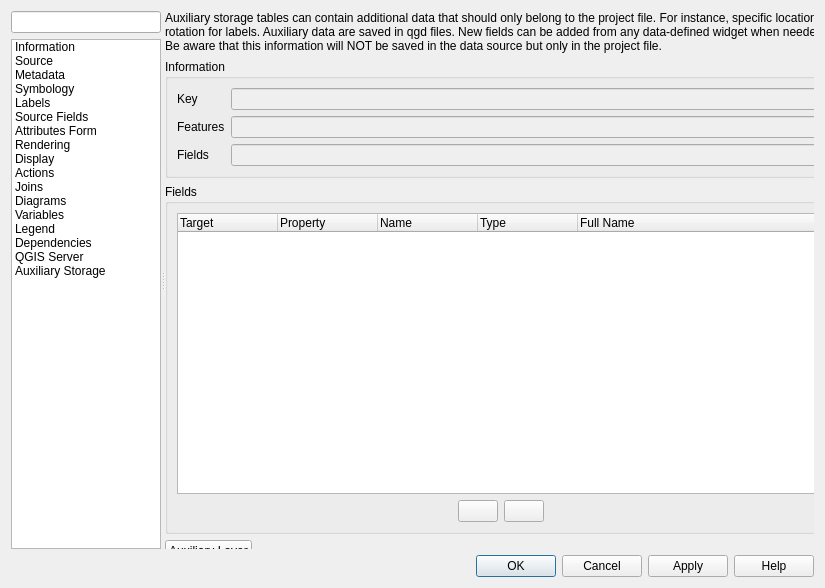
qgis/QGIS, file src/ui/qgsvectorlayerpropertiesbase.ui: the form before one commit.
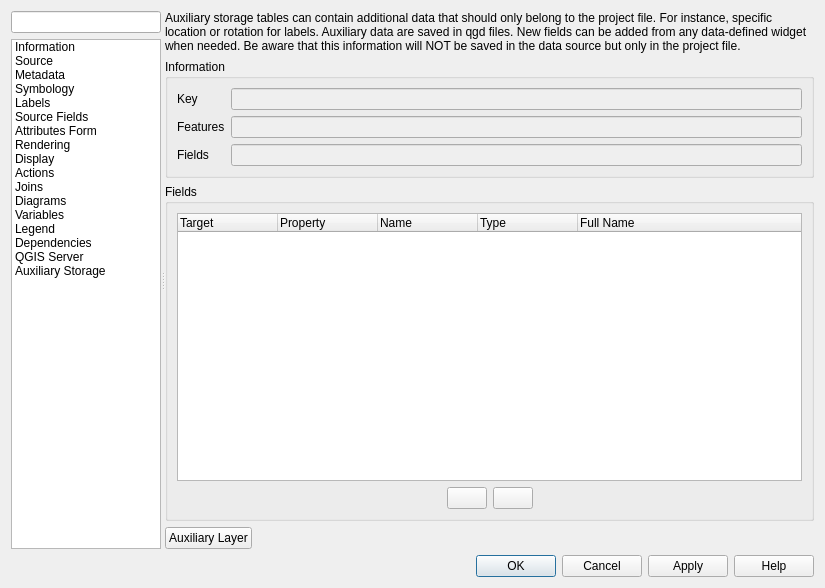
The form after the commit. The open tabs and pages were chosen to show the change. Icons and pictures are not drawn. Custom widgets are drawn as their Qt base class.

Commit message:
Fix issues in vector layers properties dialog
- remove frames from new pages
- fix cramped widgets on hidpi screens
- fix broken aux storage layout
- standardise margins across pages

Diff of the .ui file:
```diff
--- a/src/ui/qgsvectorlayerpropertiesbase.ui
+++ b/src/ui/qgsvectorlayerpropertiesbase.ui
@@ -1985,16 +1985,34 @@
           </layout>
          </widget>
          <widget class="QWidget" name="mOptsPage_AuxiliaryStorage">
+          <layout class="QVBoxLayout" name="verticalLayout_15">
+           <property name="leftMargin">
+            <number>0</number>
+           </property>
+           <property name="topMargin">
+            <number>0</number>
+           </property>
+           <property name="rightMargin">
+            <number>0</number>
+           </property>
+           <property name="bottomMargin">
+            <number>0</number>
+           </property>
+           <item>
           <widget class="QWidget" name="mAuxiliaryStorageScrollArea" native="true">
-           <property name="geometry">
-            <rect>
-             <x>0</x>
-             <y>0</y>
-             <width>671</width>
-             <height>551</height>
-            </rect>
-           </property>
            <layout class="QGridLayout" name="gridLayout_2000">
+              <property name="leftMargin">
+               <number>0</number>
+              </property>
+              <property name="topMargin">
+               <number>0</number>
+              </property>
+              <property name="rightMargin">
+               <number>0</number>
+              </property>
+              <property name="bottomMargin">
+               <number>0</number>
+              </property>
             <item row="1" column="0">
              <widget class="QgsCollapsibleGroupBox" name="mAuxiliaryStorageInformationGrpBox">
               <property name="title">
@@ -2214,6 +2232,8 @@
             </item>
            </layout>
           </widget>
+           </item>
+          </layout>
          </widget>
         </widget>
        </item>
```
Left out of the diff: 40 changed lines with no effect on the pictures. Lines whose indentation alone changed are shown as unchanged. The commit also changes 3 other files.
